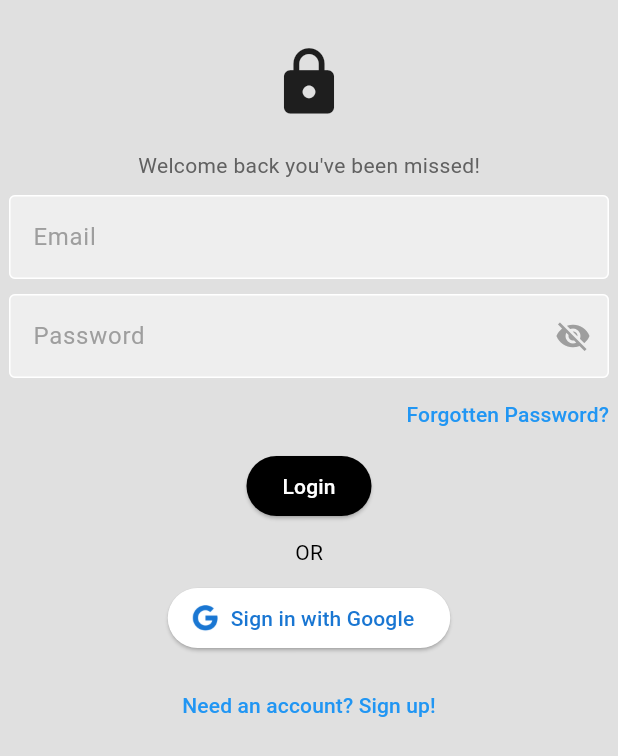
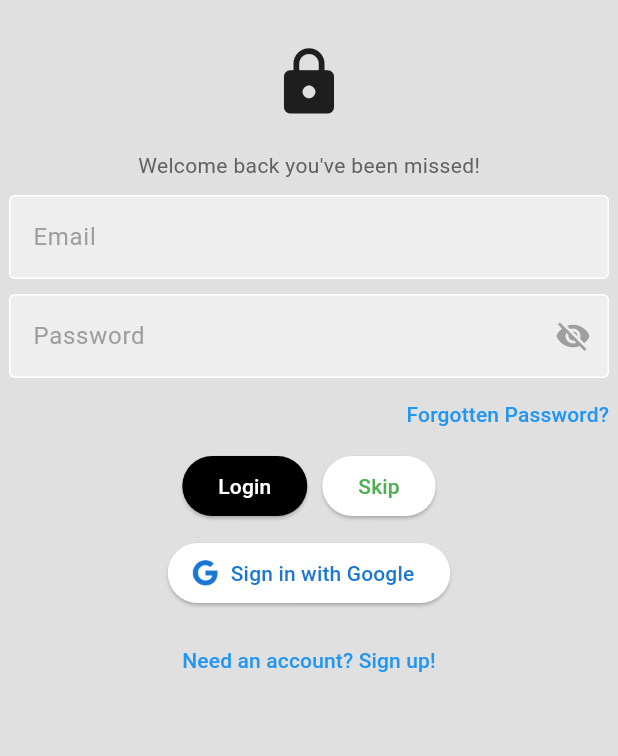
Before and after one commit to itssadil/masjid-manitor, a Flutter app: the screen it shows after launch, on a phone screen of 412 x 824 dp. Shown: the top 756 px of the screen. Run offline on Flutter 3.47's test engine with Material 3 defaults, Android fonts, the phone set to English and light mode, and no system bars; our stand-ins replace cloud_firestore, firebase_auth, firebase_core, google_sign_in, shared_preferences; missing offline and left inert: jhijri; accounts and stored records are empty.

Commit message:
signup update

```diff
--- a/lib/screens/loginScreen/loginUi/loginUi.dart
+++ b/lib/screens/loginScreen/loginUi/loginUi.dart
@@ -1,6 +1,7 @@
 import 'package:firebase_auth/firebase_auth.dart';
 import 'package:flutter/material.dart';
 import 'package:masjid_tv/providers/passVisible.dart';
+import 'package:masjid_tv/screens/homeScreen/homeScreen.dart';
 import 'package:masjid_tv/screens/loginScreen/LoginScreen.dart';
 import 'package:masjid_tv/screens/loginScreen/registerScreen.dart';
 import 'package:masjid_tv/services/googleSignInProvider.dart';
@@ -188,6 +189,9 @@ class _LogInUiState extends State<LogInUi> {
               ),
             ),
           ),
+          Row(
+            mainAxisAlignment: MainAxisAlignment.center,
+            children: [
               ElevatedButton(
                 onPressed: widget.isLoginPage ? signUserIn : signUserUp,
                 child: Text(
@@ -198,8 +202,18 @@ class _LogInUiState extends State<LogInUi> {
                   backgroundColor: Colors.black,
                 ),
               ),
-          SizedBox(height: 10),
-          Text("OR"),
+              SizedBox(width: 10),
+              ElevatedButton(
+                onPressed: () => Navigator.pushReplacement(
+                  context,
+                  MaterialPageRoute(
+                    builder: (context) => HomeScreen(),
+                  ),
+                ),
+                child: Text("Skip"),
+              ),
+            ],
+          ),
           SizedBox(height: 10),
           Consumer<GoogleSignInProvider>(
             builder: (context, value, child) {
--- a/lib/services/fireStore/firestoreService.dart
+++ b/lib/services/firestoreService.dart
@@ -14,6 +14,7 @@ class FirestoreService {
         "uid": uid,
         "name": name,
         "address": address,
+        "timestamp": Timestamp.now(),
       },
     );
   }
```
Also changed, not shown: lib/screens/loginScreen/registerScreen.dart (+18 -2 lines), 1 other file. Lines whose indentation alone changed are shown as unchanged.
